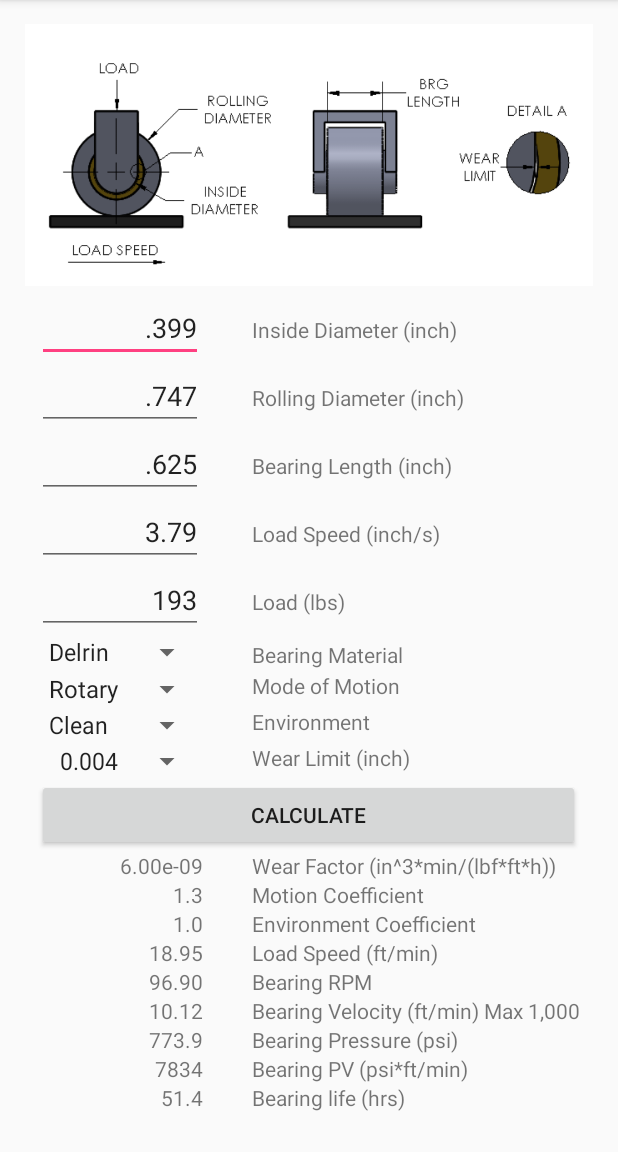
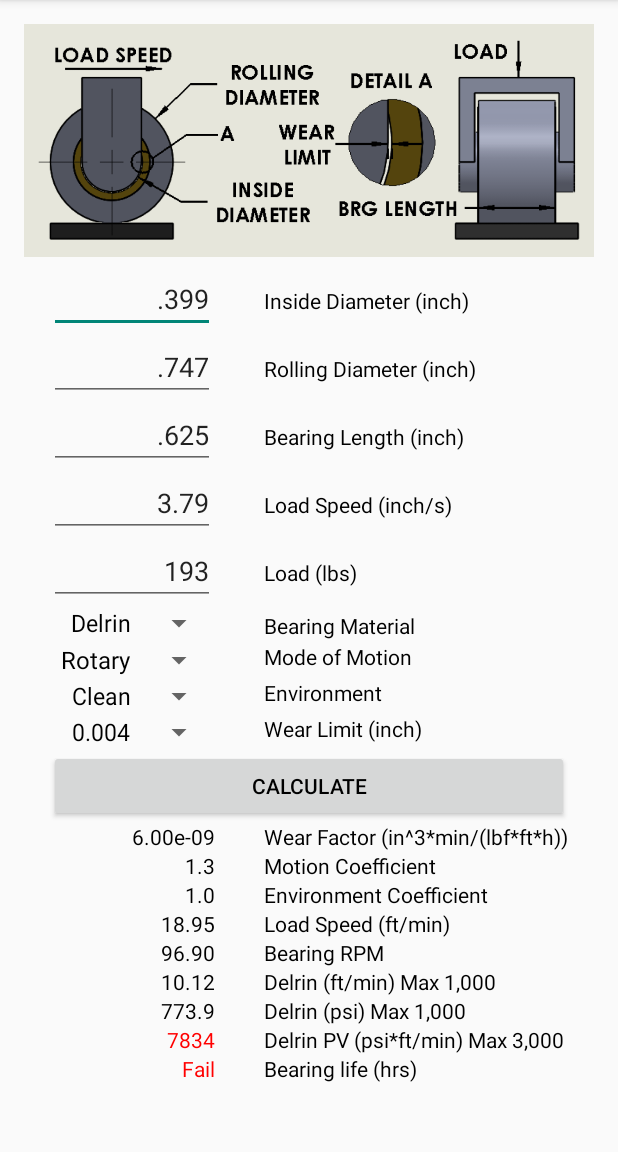
Before and after one commit to g-marsh/SleeveBearings, an Android app: the screen it shows after launch (MainActivity), after a tap on "CALCULATE", on a phone screen of 412 x 824 dp, the part 84-1236 px from its top. Run offline under Robolectric (Android 15) with nearby library versions, the phone set to English and light mode, and no system bars.

Commit message:
Initital release

```diff
--- a/app/src/main/java/com/gregmarsh/sleevebearings/MainActivity.java
+++ b/app/src/main/java/com/gregmarsh/sleevebearings/MainActivity.java
@@ -110,7 +110,6 @@ public class MainActivity extends AppCompatActivity {
         spnMotion.setAdapter(dataAdapter1);
         spnEnvironment.setAdapter(dataAdapter2);
         spnWear.setAdapter(dataAdapter3);
-        //
 
         // Calculate and View Results
         findViewById(R.id.button).setOnClickListener(new View.OnClickListener() {
@@ -123,12 +122,17 @@ public class MainActivity extends AppCompatActivity {
                     dblMaxV = 1000.0;
                     dblMaxPV = 3000.0;
                     tvLblBrgVel.setText(R.string.brg_vel_delrin);
+                    tvLblBrgPressure.setText(R.string.brg_pres_delrin);
+                    tvLblBrgPV.setText(R.string.brg_pv_delrin);
                 }
                 else if (strMaterial.equals("Bronze")) {
                     dblWearFactor = 0.00000000006;
                     dblMaxP = 2000.0;
                     dblMaxV = 1200.0;
                     dblMaxPV = 50000.0;
+                    tvLblBrgVel.setText(R.string.brg_vel_bronze);
+                    tvLblBrgPressure.setText(R.string.brg_pres_bronze);
+                    tvLblBrgPV.setText(R.string.brg_pv_bronze);
                 }
                 else /* error handling */ dblWearFactor = 0;
 //                tvWearFactor.setText(String.format("%.2e",Double.valueOf(spnWear.getSelectedItem().toString())));
@@ -144,29 +148,9 @@ public class MainActivity extends AppCompatActivity {
                 if (strEnvironment.equals("Clean")) dblEnvironmentCoefficient = 1;
                 else dblEnvironmentCoefficient = 3;
                 tvEnviornmentCoefficient.setText(String.valueOf(dblEnvironmentCoefficient));
-//                http://stackoverflow.com/questions/6438061/can-i-scroll-a-scrollview-programmatically-in-android
-//                http://stackoverflow.com/questions/8015313/how-to-programmatically-scroll-a-scrollview-to-bottom
 
-//                EditText etRollDia;
-//                EditText etBrgLength;
-//                EditText etLoadSpeedIPS;
-//                EditText etLoad;
-//                EditText etWearLimit;
-//                double dblWearFactor;
-//                double dblMotionCoefficient;
-//                double dblEnvironmentCoefficient; //above done
-//                double dblInsideDia;
-//                double dblRollingDia;
-//                double dblBrgLength;
-//                double dblLoadSpeedFPM; x
-//                double dblWearLimit;
-//                double dblBrgRPM;
-//                double dblBrgVel;
-//                double dblBrgPress;
-//                double dblBrgPV;
-//                double dblBrgLife;
                 dblLoadSpeedFPM = Double.valueOf(etLoadSpeedIPS.getText().toString())*60/12;
-                tvLoadSpeedFPM.setText(String.valueOf(dblLoadSpeedFPM));
+                tvLoadSpeedFPM.setText(String.format("%.2f",dblLoadSpeedFPM));
                 dblBrgRPM = dblLoadSpeedFPM * 12 /(PI*Double.valueOf(etRollDia.getText().toString()));
                 tvBrgRPM.setText(String.format("%.2f",dblBrgRPM));
                 dblBrgVel = dblLoadSpeedFPM *Double.valueOf(etID.getText().toString())/Double.valueOf(etRollDia.getText().toString());
@@ -175,9 +159,23 @@ public class MainActivity extends AppCompatActivity {
                 tvBrgPressure.setText(String.format("%.1f",dblBrgPress));
                 dblBrgPV = dblBrgVel * dblBrgPress;
                 tvBrgPV.setText(String.format("%.0f",dblBrgPV));
-                dblBrgLife = 3*Double.valueOf(etBrgLength.getText().toString())*Double.valueOf(spnWear.getSelectedItem().toString())/
-                        (dblMotionCoefficient*dblEnvironmentCoefficient*dblWearFactor*Double.valueOf(etLoad.getText().toString())*dblBrgRPM);
-                tvBrgLifeHrs.setText(String.format("%.1f",dblBrgLife));
+                if (dblBrgPress <= dblMaxP && dblBrgVel <= dblMaxV && dblBrgPV <= dblMaxPV) {
+                    dblBrgLife = 3 * Double.valueOf(etBrgLength.getText().toString()) * Double.valueOf(spnWear.getSelectedItem().toString()) /
+                            (dblMotionCoefficient * dblEnvironmentCoefficient * dblWearFactor * Double.valueOf(etLoad.getText().toString()) * dblBrgRPM);
+                    tvBrgLifeHrs.setText(String.format("%.1f", dblBrgLife));
+                    tvBrgVel.setTextColor(getResources().getColor(R.color.colorText));
+                    tvBrgPressure.setTextColor(getResources().getColor(R.color.colorText));
+                    tvBrgPV.setTextColor(getResources().getColor(R.color.colorText));
+                    tvBrgLifeHrs.setTextColor(getResources().getColor(R.color.colorText));
+                }
+                else
+                {
+                    tvBrgLifeHrs.setText(R.string.fail);
+                    if (dblBrgVel > dblMaxV) tvBrgVel.setTextColor(getResources().getColor(R.color.colorError));
+                    if (dblBrgPress > dblMaxP) tvBrgPressure.setTextColor(getResources().getColor(R.color.colorError));
+                    if (dblBrgPV > dblMaxPV) tvBrgPV.setTextColor(getResources().getColor(R.color.colorError));
+                    tvBrgLifeHrs.setTextColor(getResources().getColor(R.color.colorError));
+                }
 
                 scrollView.post(new Runnable() {
                     @Override
@@ -190,11 +188,8 @@ public class MainActivity extends AppCompatActivity {
                     }
                 });
 
-
-
             }
         });
 
-
     }
 }
--- a/app/src/main/res/layout/activity_main.xml
+++ b/app/src/main/res/layout/activity_main.xml
@@ -162,7 +162,8 @@
                 android:layout_height="wrap_content"
                 android:id="@+id/spinner"
                 android:layout_column="0"
-                android:layout_gravity="right" />
+                android:layout_gravity="right"
+                android:gravity="right" />
 
             <TextView
                 android:layout_width="wrap_content"
@@ -190,7 +191,8 @@
                 android:layout_height="wrap_content"
                 android:id="@+id/spinner1"
                 android:layout_column="0"
-                android:layout_gravity="right" />
+                android:layout_gravity="right"
+                android:gravity="right" />
 
             <TextView
                 android:layout_width="wrap_content"
@@ -210,7 +212,8 @@
                 android:layout_height="wrap_content"
                 android:id="@+id/spinner2"
                 android:layout_column="0"
-                android:layout_gravity="right" />
+                android:layout_gravity="right"
+                android:gravity="right" />
 
             <TextView
                 android:layout_width="wrap_content"
--- a/app/src/main/res/values/colors.xml
+++ b/app/src/main/res/values/colors.xml
@@ -2,5 +2,6 @@
 <resources>
     <color name="colorPrimary">#3F51B5</color>
     <color name="colorPrimaryDark">#303F9F</color>
-    <color name="colorAccent">#FF4081</color>
+    <color name="colorError">#FF0000</color>
+    <color name="colorText">#000000</color>
 </resources>
--- a/app/src/main/res/values/strings.xml
+++ b/app/src/main/res/values/strings.xml
@@ -21,13 +21,14 @@
     <string name="brg_vel">Bearing Velocity (ft/min)</string>
     <string name="brg_pres">Bearing Pressure (psi)</string>
     <string name="brg_pv">Bearing PV (psi*ft/min)</string>
-    <string name="brg_vel_delrin">Bearing Velocity (ft/min) Max 1,000</string>
-    <string name="brg_pres_delrin">Bearing Pressure (psi) Max 1,000</string>
-    <string name="brg_pv_delrin">Bearing PV (psi*ft/min)Max 3,000</string>
-    <string name="brg_vel_bronze">Bearing Velocity (ft/min) Max 1,200</string>
-    <string name="brg_pres_bronze">Bearing Pressure (psi) Max 2,000</string>
-    <string name="brg_pv_bronze">Bearing PV (psi*ft/min)Max 50,000</string>
+    <string name="brg_vel_delrin">Delrin (ft/min) Max 1,000</string>
+    <string name="brg_pres_delrin">Delrin (psi) Max 1,000</string>
+    <string name="brg_pv_delrin">Delrin PV (psi*ft/min) Max 3,000</string>
+    <string name="brg_vel_bronze">Bronze (ft/min) Max 1,200</string>
+    <string name="brg_pres_bronze">Bronze (psi) Max 2,000</string>
+    <string name="brg_pv_bronze">Bronze PV (psi*ft/min) Max 50,000</string>
     <string name="life_hrs">Bearing life (hrs)</string>
+    <string name="fail">Fail</string>
     <!-- coefficient arrays -->
     <string-array name="aryMaterial">
         <item>Delrin</item>
@@ -37,10 +38,12 @@
         <item>Rotary</item>
         <!--<item>Linear</item>-->
         <item>Oscillatory</item>
+        <!--<item>Oscill</item>-->
     </string-array>
     <string-array name="aryEnvironment">
         <item>Clean</item>
         <item>Factory</item>
+        <!--<item>Facto</item>-->
     </string-array>
     <string-array name="aryWear">
         <item>0.004</item>
--- a/app/src/main/res/values/styles.xml
+++ b/app/src/main/res/values/styles.xml
@@ -5,7 +5,8 @@
         <!-- Customize your theme here. -->
         <item name="colorPrimary">@color/colorPrimary</item>
         <item name="colorPrimaryDark">@color/colorPrimaryDark</item>
-        <item name="colorAccent">@color/colorAccent</item>
+        <!--<item name="colorAccent">@color/colorAccent</item>-->
+        <item name="android:textColor">@color/colorText</item>
     </style>
 
 </resources>
```
Also changed, not shown: app/src/main/ic_launcher-web.png (added), app/src/main/res/drawable/sleevebrg.png, app/src/main/res/mipmap-hdpi/ic_launcher.png, app/src/main/res/mipmap-mdpi/ic_launcher.png, app/src/main/res/mipmap-xhdpi/ic_launcher.png, app/src/main/res/mipmap-xxhdpi/ic_launcher.png, app/src/main/res/mipmap-xxxhdpi/ic_launcher.png.
